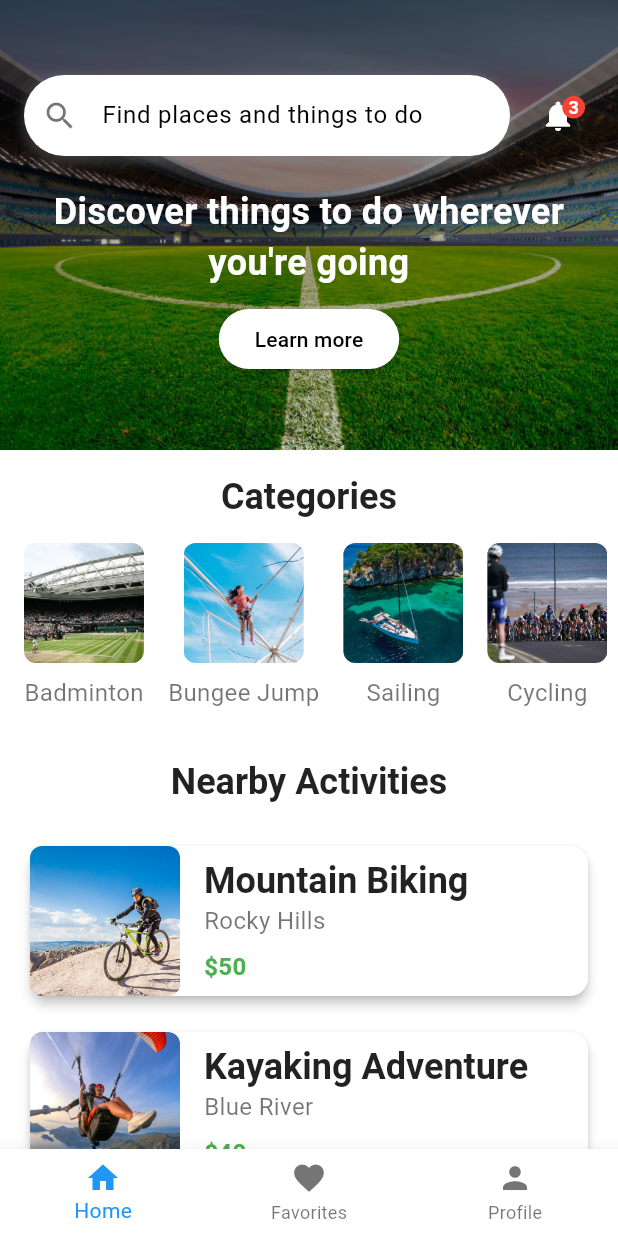
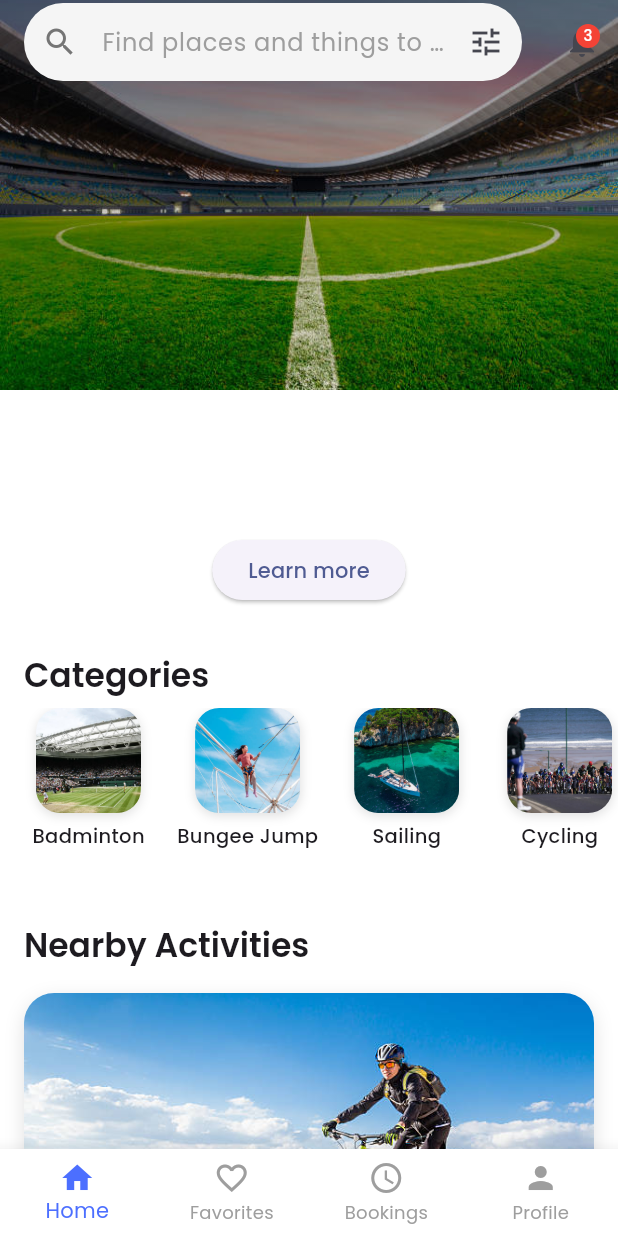
Before and after one commit to junyou2023/sports_booking_app, a Flutter app: the screen it shows after launch, on a phone screen of 412 x 824 dp. Run offline on Flutter 3.47's test engine with Material 3 defaults, Android fonts, the phone set to English and light mode, and no system bars; our stand-ins replace flutter_rating_bar, google_fonts.

Commit message:
Update: optimize interface style, adjust homepage layout style

```diff
--- a/lib/main.dart
+++ b/lib/main.dart
@@ -1,6 +1,6 @@
 import 'package:flutter/material.dart';
+import 'utils/theme.dart';
 import 'screens/home_page.dart';
-import 'utils/theme.dart';
 
 void main() {
   runApp(SportsBookingApp());
@@ -10,9 +10,9 @@ class SportsBookingApp extends StatelessWidget {
   @override
   Widget build(BuildContext context) {
     return MaterialApp(
+      title: 'Sports Booking',
+      theme: CustomTheme.light,
       debugShowCheckedModeBanner: false,
-      title: 'Sports Booking',
-      theme: CustomTheme.lightTheme,
       home: HomePage(),
     );
   }
--- a/lib/screens/home_page.dart
+++ b/lib/screens/home_page.dart
@@ -1,281 +1,202 @@
 import 'package:flutter/material.dart';
+import '../utils/theme.dart';
+import '../widgets/category_card.dart';
+import '../widgets/activity_card.dart';
 
-import 'package:flutter/material.dart';
+class HomePage extends StatefulWidget {
+  @override
+  _HomePageState createState() => _HomePageState();
+}
 
-class HomePage extends StatelessWidget {
+class _HomePageState extends State<HomePage> {
+  int _navIndex = 0;
+
+  final categories = [
+    {'label': 'Badminton',    'asset': 'assets/images/badminton.jpg'},
+    {'label': 'Bungee Jump',  'asset': 'assets/images/bungee.jpg'},
+    {'label': 'Sailing',      'asset': 'assets/images/sailing.jpg'},
+    {'label': 'Cycling',      'asset': 'assets/images/cycling.jpg'},
+  ];
+
+  final activities = [
+    {
+      'title':    'Mountain Biking',
+      'location': 'Rocky Hills',
+      'price':    50.0,
+      'rating':   4.8,
+      'reviews':  230,
+      'asset':    'assets/images/mountain_biking.jpg',
+    },
+    {
+      'title':    'Kayaking Adventure',
+      'location': 'Blue River',
+      'price':    40.0,
+      'rating':   4.6,
+      'reviews':  145,
+      'asset':    'assets/images/kayaking.jpg',
+    },
+    {
+      'title':    'Paragliding',
+      'location': 'Skyline Heights',
+      'price':    120.0,
+      'rating':   4.9,
+      'reviews':  89,
+      'asset':    'assets/images/paragliding.jpg',
+    },
+  ];
+
   @override
   Widget build(BuildContext context) {
+    final cs = Theme.of(context).colorScheme;
+
     return Scaffold(
-      body: SingleChildScrollView(
-        child: Column(
+      body: CustomScrollView(
+        slivers: [
+          // 1. Hero SliverAppBar
+          SliverAppBar(
+            pinned: true,
+            expandedHeight: 260,
+            backgroundColor: cs.primary,
+            flexibleSpace: FlexibleSpaceBar(
+              background: Stack(
+                fit: StackFit.expand,
                 children: [
-            // Hero Banner with Search Box and Notifications
-            Stack(
-              children: [
-                // Background Image
-                Container(
-                  height: 300,
-                  decoration: const BoxDecoration(
-                    image: DecorationImage(
-                      image: AssetImage('assets/images/hero_banner.jpg'),
-                      fit: BoxFit.cover,
-                    ),
-                  ),
-                ),
-                // Gradient Overlay
-                Container(
-                  height: 300,
+                  Image.asset('assets/images/hero_banner.jpg',
+                      fit: BoxFit.cover),
+                  DecoratedBox(
                     decoration: BoxDecoration(
                       gradient: LinearGradient(
-                      colors: [
-                        Colors.black.withOpacity(0.6),
-                        Colors.transparent,
-                      ],
+                        colors: [Colors.black45, Colors.transparent],
                         begin: Alignment.topCenter,
                         end: Alignment.bottomCenter,
                       ),
                     ),
                   ),
-                // Search Box and Notifications
-                Positioned(
-                  top: 50,
-                  left: 16,
-                  right: 16,
-                  child: Column(
-                    children: [
-                      // Search Box
-                      Row(
-                        children: [
-                          Expanded(
-                            child: Container(
-                              decoration: BoxDecoration(
-                                color: Colors.white,
-                                borderRadius: BorderRadius.circular(30),
-                                boxShadow: [
-                                  BoxShadow(
-                                    color: Colors.grey.withOpacity(0.3),
-                                    spreadRadius: 2,
-                                    blurRadius: 5,
-                                    offset: const Offset(0, 3),
-                                  ),
                 ],
               ),
-                              child: TextField(
+            ),
+            title: TextField(
               decoration: InputDecoration(
                 hintText: 'Find places and things to do',
-                                  prefixIcon: const Icon(Icons.search, color: Colors.black54),
-                                  border: InputBorder.none,
-                                  contentPadding: const EdgeInsets.symmetric(vertical: 15),
+                prefixIcon: Icon(Icons.search),
+                suffixIcon: Icon(Icons.tune),
               ),
             ),
-                            ),
-                          ),
-                          const SizedBox(width: 8),
-                          // Notifications Button
+            actions: [
               Stack(
                 children: [
                   IconButton(
-                                icon: const Icon(Icons.notifications, color: Colors.white),
+                    icon: Icon(Icons.notifications),
                     onPressed: () {},
                   ),
                   Positioned(
-                                right: 6,
-                                top: 6,
-                                child: Container(
-                                  padding: const EdgeInsets.all(4),
-                                  decoration: const BoxDecoration(
-                                    color: Colors.red,
-                                    shape: BoxShape.circle,
-                                  ),
-                                  child: const Text(
-                                    '3',
-                                    style: TextStyle(
-                                      color: Colors.white,
-                                      fontSize: 12,
-                                      fontWeight: FontWeight.bold,
-                                    ),
-                                  ),
+                    right: 12,
+                    top: 12,
+                    child: CircleAvatar(
+                      radius: 8,
+                      backgroundColor: Colors.red,
+                      child: Text('3',
+                          style: TextStyle(fontSize: 10, color: Colors.white)),
                     ),
                   ),
                 ],
               ),
             ],
           ),
-                      const SizedBox(height: 20),
-                      // Hero Text
-                      const Text(
-                        'Discover things to do wherever you\'re going',
-                        style: TextStyle(
-                          color: Colors.white,
-                          fontSize: 24,
-                          fontWeight: FontWeight.bold,
-                        ),
+
+          // 2. Discover 文案 + 按钮
+          SliverToBoxAdapter(
+            child: Padding(
+              padding: EdgeInsets.symmetric(horizontal: 16, vertical: 20),
+              child: Column(
+                children: [
+                  Text(
+                    'Discover things to do wherever you’re going',
+                    style: Theme.of(context)
+                        .textTheme
+                        .headlineSmall
+                        ?.copyWith(
+                        color: Colors.white, fontWeight: FontWeight.bold),
                     textAlign: TextAlign.center,
                   ),
-                      const SizedBox(height: 10),
-                      // Learn More Button
-                      ElevatedButton(
-                        style: ElevatedButton.styleFrom(
-                          backgroundColor: Colors.white,
-                          foregroundColor: Colors.black,
-                          shape: RoundedRectangleBorder(
-                            borderRadius: BorderRadius.circular(20),
-                          ),
-                        ),
-                        onPressed: () {},
-                        child: const Text('Learn more'),
-                      ),
+                  SizedBox(height: 12),
+                  ElevatedButton(onPressed: () {}, child: Text('Learn more')),
                 ],
               ),
             ),
+          ),
+
+          // 3. Categories
+          SliverToBoxAdapter(
+            child: Padding(
+              padding: EdgeInsets.only(left: 16, top: 12, bottom: 8),
+              child: Text('Categories',
+                  style: Theme.of(context)
+                      .textTheme
+                      .titleLarge
+                      ?.copyWith(fontWeight: FontWeight.w600)),
+            ),
+          ),
+          SliverToBoxAdapter(
+            child: SizedBox(
+              height: 120,
+              child: ListView.separated(
+                padding: EdgeInsets.only(left: 16, right: 8),
+                scrollDirection: Axis.horizontal,
+                itemCount: categories.length,
+                separatorBuilder: (_, __) => SizedBox(width: 16),
+                itemBuilder: (ctx, i) => CategoryCard(
+                  title: categories[i]['label']!,
+                  imageAsset: categories[i]['asset']!,
+                  onTap: () {},
+                ),
+              ),
+            ),
+          ),
+
+          // 4. Nearby Activities
+          SliverToBoxAdapter(
+            child: Padding(
+              padding: EdgeInsets.only(left: 16, top: 24, bottom: 8),
+              child: Text('Nearby Activities',
+                  style: Theme.of(context)
+                      .textTheme
+                      .titleLarge
+                      ?.copyWith(fontWeight: FontWeight.w600)),
+            ),
+          ),
+          SliverList(
+            delegate: SliverChildBuilderDelegate((_, idx) {
+              final a = activities[idx];
+              return ActivityCard(
+                title:      a['title']! as String,
+                location:   a['location']! as String,
+                price:      (a['price'] as num).toDouble(),
+                rating:     (a['rating'] as num).toDouble(),
+                reviews:    (a['reviews'] as num).toInt(),
+                imageAsset: a['asset']! as String,
+                onTap:      () {},
+              );
+            }, childCount: activities.length),
+          ),
+
+          // 底部留空，防止被遮挡
+          SliverToBoxAdapter(child: SizedBox(height: 80)),
         ],
       ),
-            const SizedBox(height: 16),
-            // Categories Section
-            Padding(
-              padding: const EdgeInsets.symmetric(horizontal: 16.0),
-              child: Text(
-                'Categories',
-                style: Theme.of(context).textTheme.titleLarge,
-              ),
-            ),
-            const SizedBox(height: 16),
-            SizedBox(
-              height: 120,
-              child: ListView(
-                scrollDirection: Axis.horizontal,
-                children: [
-                  _buildCategoryCard(context, 'Badminton', 'assets/images/badminton.jpg'),
-                  _buildCategoryCard(context, 'Bungee Jump', 'assets/images/bungee.jpg'),
-                  _buildCategoryCard(context, 'Sailing', 'assets/images/sailing.jpg'),
-                  _buildCategoryCard(context, 'Cycling', 'assets/images/cycling.jpg'),
-                ],
-              ),
-            ),
-            const SizedBox(height: 24),
-            // Nearby Activities Section
-            Padding(
-              padding: const EdgeInsets.symmetric(horizontal: 16.0),
-              child: Text(
-                'Nearby Activities',
-                style: Theme.of(context).textTheme.titleLarge,
-              ),
-            ),
-            const SizedBox(height: 16),
-            _buildActivityCard(
-              context,
-              'Mountain Biking',
-              'Rocky Hills',
-              '\$50',
-              'assets/images/mountain_biking.jpg',
-            ),
-            _buildActivityCard(
-              context,
-              'Kayaking Adventure',
-              'Blue River',
-              '\$40',
-              'assets/images/kayaking.jpg',
-            ),
-            _buildActivityCard(
-              context,
-              'Paragliding',
-              'Skyline Heights',
-              '\$120',
-              'assets/images/paragliding.jpg',
-            ),
-          ],
-        ),
-      ),
+
       bottomNavigationBar: BottomNavigationBar(
+        currentIndex: _navIndex,
+        onTap: (i) => setState(() => _navIndex = i),
         items: const [
+          BottomNavigationBarItem(icon: Icon(Icons.home), label: 'Home'),
           BottomNavigationBarItem(
-            icon: Icon(Icons.home),
-            label: 'Home',
-          ),
+              icon: Icon(Icons.favorite_border), label: 'Favorites'),
           BottomNavigationBarItem(
-            icon: Icon(Icons.favorite),
-            label: 'Favorites',
-          ),
-          BottomNavigationBarItem(
-            icon: Icon(Icons.person),
-            label: 'Profile',
-          ),
+              icon: Icon(Icons.schedule), label: 'Bookings'),
+          BottomNavigationBarItem(icon: Icon(Icons.person), label: 'Profile'),
         ],
       ),
     );
   }
-
-  Widget _buildCategoryCard(BuildContext context, String title, String imagePath) {
-    return Padding(
-      padding: const EdgeInsets.only(left: 16.0),
-      child: Column(
-        children: [
-          ClipRRect(
-            borderRadius: BorderRadius.circular(8),
-            child: Image.asset(
-              imagePath,
-              width: 80,
-              height: 80,
-              fit: BoxFit.cover,
-            ),
-          ),
-          const SizedBox(height: 8),
-          Text(
-            title,
-            style: Theme.of(context).textTheme.bodyMedium,
-          ),
-        ],
-      ),
-    );
 }
-
-  Widget _buildActivityCard(BuildContext context, String title, String location, String price, String imagePath) {
-    return Padding(
-      padding: const EdgeInsets.symmetric(horizontal: 16.0, vertical: 8.0),
-      child: Card(
-        elevation: 3,
-        shape: RoundedRectangleBorder(
-          borderRadius: BorderRadius.circular(12),
-        ),
-        child: Row(
-          children: [
-            ClipRRect(
-              borderRadius: BorderRadius.circular(8),
-              child: Image.asset(
-                imagePath,
-                width: 100,
-                height: 100,
-                fit: BoxFit.cover,
-              ),
-            ),
-            const SizedBox(width: 16),
-            Expanded(
-              child: Column(
-                crossAxisAlignment: CrossAxisAlignment.start,
-                children: [
-                  Text(
-                    title,
-                    style: Theme.of(context).textTheme.titleLarge,
-                  ),
-                  Text(
-                    location,
-                    style: Theme.of(context).textTheme.bodyMedium,
-                  ),
-                  const SizedBox(height: 8),
-                  Text(
-                    price,
-                    style: const TextStyle(
-                      fontSize: 16,
-                      fontWeight: FontWeight.bold,
-                      color: Colors.green,
-                    ),
-                  ),
-                ],
-              ),
-            ),
-          ],
-        ),
-      ),
-    );
-  }
-}
--- a/lib/utils/theme.dart
+++ b/lib/utils/theme.dart
@@ -2,23 +2,37 @@ import 'package:flutter/material.dart';
 import 'package:google_fonts/google_fonts.dart';
 
 class CustomTheme {
-  static ThemeData get lightTheme {
-    return ThemeData(
-      primaryColor: Colors.blue,
-      colorScheme: ColorScheme.fromSwatch().copyWith(
-        secondary: Colors.orange,
+  static final seed = Color(0xFF4C6FFF);
+
+  static final light = ThemeData(
+    useMaterial3: true,
+    colorScheme: ColorScheme.fromSeed(seedColor: seed),
+    scaffoldBackgroundColor: Colors.white,
+    fontFamily: GoogleFonts.poppins().fontFamily,
+    textTheme: GoogleFonts.poppinsTextTheme(),
+    cardTheme: CardThemeData(
+      elevation: 5,
+      shape: RoundedRectangleBorder(borderRadius: BorderRadius.circular(18)),
+      shadowColor: Colors.black12,
+    ),
+    inputDecorationTheme: InputDecorationTheme(
+      filled: true,
+      fillColor: Colors.grey.shade100,
+      contentPadding: EdgeInsets.symmetric(horizontal: 20, vertical: 14),
+      hintStyle: TextStyle(color: Colors.grey.shade500),
+      prefixIconColor: Colors.grey.shade600,
+      border: OutlineInputBorder(
+        borderRadius: BorderRadius.circular(30),
+        borderSide: BorderSide.none,
       ),
-      textTheme: const TextTheme(
-        titleLarge: TextStyle(
-          fontSize: 24,
-          fontWeight: FontWeight.bold,
-          color: Colors.black87,
-        ),
-        bodyMedium: TextStyle(
-          fontSize: 16,
-          color: Colors.black54,
-        ),
-      ),
-    );
-  }
+    ),
+    bottomNavigationBarTheme: BottomNavigationBarThemeData(
+      type: BottomNavigationBarType.fixed,
+      backgroundColor: Colors.white,
+      selectedItemColor: seed,
+      unselectedItemColor: Colors.grey.shade500,
+      showUnselectedLabels: true,
+      elevation: 10,
+    ),
+  );
 }
--- /dev/null
+++ b/lib/widgets/activity_card.dart
@@ -0,0 +1,89 @@
+import 'package:flutter/material.dart';
+import 'package:flutter_rating_bar/flutter_rating_bar.dart';
+
+class ActivityCard extends StatelessWidget {
+  final String title;
+  final String location;
+  final double price;
+  final double rating;
+  final int reviews;
+  final String imageAsset;
+  final VoidCallback onTap;
+
+  const ActivityCard({
+    required this.title,
+    required this.location,
+    required this.price,
+    required this.rating,
+    required this.reviews,
+    required this.imageAsset,
+    required this.onTap,
+    Key? key,
+  }) : super(key: key);
+
+  @override
+  Widget build(BuildContext context) {
+    final cs = Theme.of(context).colorScheme;
+
+    return GestureDetector(
+      onTap: onTap,
+      child: Container(
+        margin: EdgeInsets.symmetric(horizontal: 16, vertical: 10),
+        decoration: BoxDecoration(
+          borderRadius: BorderRadius.circular(20),
+          color: Colors.white,
+          boxShadow: [
+            BoxShadow(color: Colors.black12, blurRadius: 10, offset: Offset(0, 4)),
+          ],
+        ),
+        child: Column(
+          children: [
+            ClipRRect(
+              borderRadius: BorderRadius.vertical(top: Radius.circular(20)),
+              child: Image.asset(imageAsset, height: 180, width: double.infinity, fit: BoxFit.cover),
+            ),
+            Padding(
+              padding: EdgeInsets.symmetric(horizontal: 16, vertical: 14),
+              child: Column(
+                crossAxisAlignment: CrossAxisAlignment.start,
+                children: [
+                  Text(title,
+                      style: TextStyle(fontSize: 18, fontWeight: FontWeight.w600)),
+                  SizedBox(height: 6),
+                  Row(
+                    children: [
+                      Icon(Icons.location_on, size: 16, color: Colors.grey),
+                      SizedBox(width: 4),
+                      Text(location, style: TextStyle(color: Colors.grey.shade600)),
+                    ],
+                  ),
+                  SizedBox(height: 8),
+                  Row(
+                    children: [
+                      RatingBarIndicator(
+                        rating: rating,
+                        itemCount: 5,
+                        itemSize: 18,
+                        direction: Axis.horizontal,
+                        itemBuilder: (_, __) => Icon(Icons.star, color: Colors.amber),
+                      ),
+                      SizedBox(width: 6),
+                      Text('$rating', style: TextStyle(fontSize: 13)),
+                      SizedBox(width: 6),
+                      Text('($reviews reviews)',
+                          style: TextStyle(color: Colors.grey.shade600, fontSize: 12)),
+                    ],
+                  ),
+                  SizedBox(height: 8),
+                  Text('\$$price',
+                      style: TextStyle(
+                          fontSize: 16, fontWeight: FontWeight.bold, color: cs.primary)),
+                ],
+              ),
+            ),
+          ],
+        ),
+      ),
+    );
+  }
+}
--- a/lib/widgets/category_card.dart
+++ b/lib/widgets/category_card.dart
@@ -2,43 +2,41 @@ import 'package:flutter/material.dart';
 
 class CategoryCard extends StatelessWidget {
   final String title;
-  final String image;
+  final String imageAsset;
+  final VoidCallback onTap;
 
-  CategoryCard({required this.title, required this.image});
+  const CategoryCard({
+    required this.title,
+    required this.imageAsset,
+    required this.onTap,
+    Key? key,
+  }) : super(key: key);
 
   @override
   Widget build(BuildContext context) {
-    return Container(
-      width: 100,
-      margin: EdgeInsets.only(left: 16),
-      decoration: BoxDecoration(
-        borderRadius: BorderRadius.circular(12),
-        image: DecorationImage(
-          image: AssetImage(image),
-          fit: BoxFit.cover,
-        ),
-      ),
-      child: Container(
-        alignment: Alignment.bottomCenter,
-        decoration: BoxDecoration(
-          borderRadius: BorderRadius.circular(12),
-          gradient: LinearGradient(
-            colors: [Colors.black.withOpacity(0.6), Colors.transparent],
-            begin: Alignment.bottomCenter,
-            end: Alignment.topCenter,
-          ),
-        ),
-        child: Padding(
-          padding: const EdgeInsets.all(8.0),
-          child: Text(
-            title,
-            style: TextStyle(
-              color: Colors.white,
-              fontWeight: FontWeight.bold,
-              fontSize: 14,
+    return GestureDetector(
+      onTap: onTap,
+      child: Column(
+        children: [
+          Container(
+            width: 70,
+            height: 70,
+            margin: EdgeInsets.symmetric(horizontal: 8),
+            decoration: BoxDecoration(
+              borderRadius: BorderRadius.circular(16),
+              image: DecorationImage(
+                image: AssetImage(imageAsset),
+                fit: BoxFit.cover,
+              ),
+              boxShadow: [
+                BoxShadow(color: Colors.black12, blurRadius: 5, offset: Offset(0, 2)),
+              ],
             ),
           ),
-        ),
+          SizedBox(height: 6),
+          Text(title,
+              style: TextStyle(fontSize: 13, fontWeight: FontWeight.w500)),
+        ],
       ),
     );
   }
--- a/pubspec.yaml
+++ b/pubspec.yaml
@@ -10,6 +10,7 @@ dependencies:
     sdk: flutter
   google_fonts: ^4.0.3
   provider: ^6.1.3
+  flutter_rating_bar: ^4.0.0
 
 dev_dependencies:
   flutter_test:
```
Also changed, not shown: lib/widgets/gradient_button.dart (deleted), pubspec.lock, 1 other file. Lines whose indentation alone changed are shown as unchanged.
